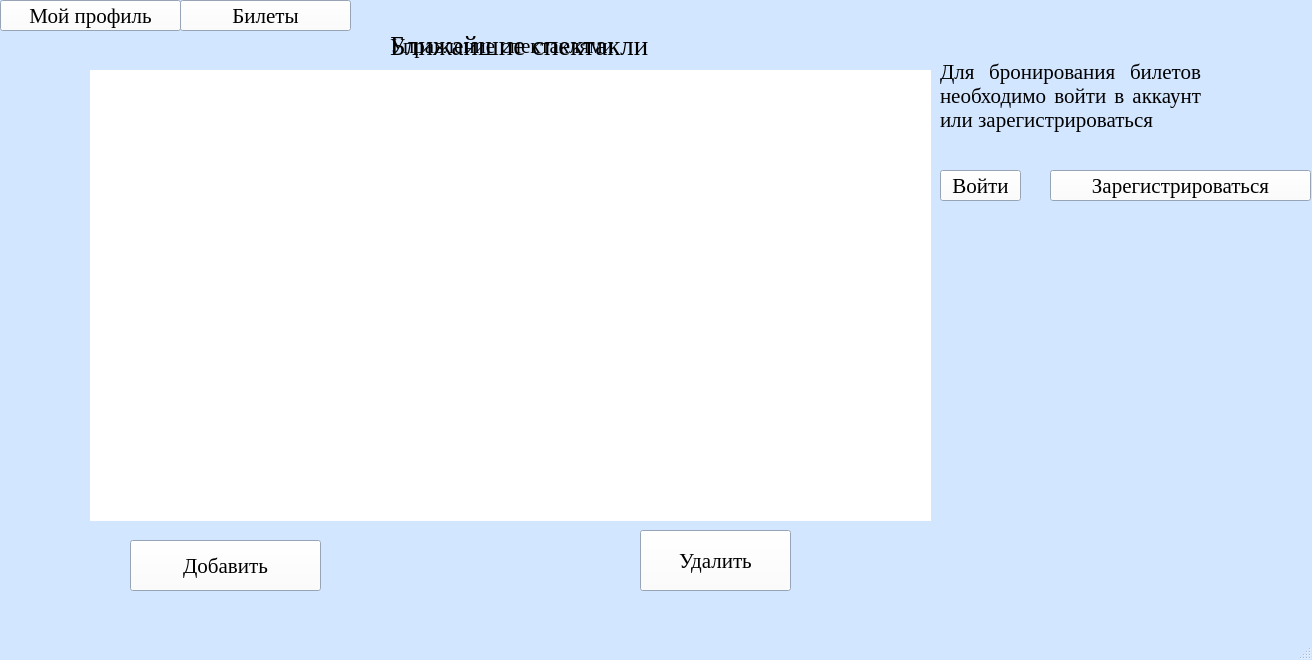
First picture: the form in mainwindow.ui, repository stepankolchin/TeatrPostgreSQL, before the edit.
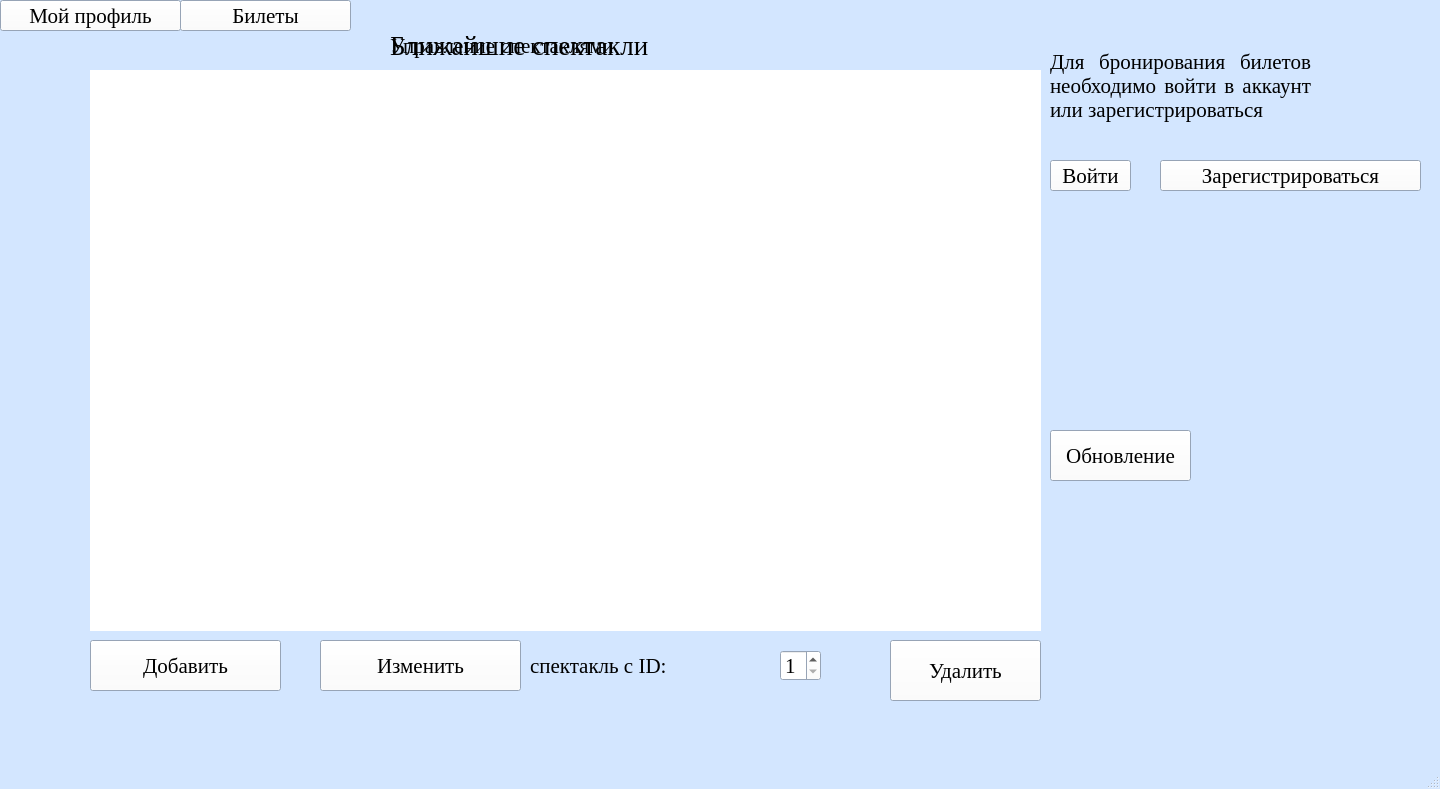
Second picture: the form after the edit.

Diff of the .ui file:
```diff
--- a/mainwindow.ui
+++ b/mainwindow.ui
@@ -6,8 +6,8 @@
    <rect>
     <x>0</x>
     <y>0</y>
-    <width>1312</width>
-    <height>660</height>
+    <width>1440</width>
+    <height>789</height>
    </rect>
   </property>
   <property name="palette">
@@ -110,14 +110,20 @@
   <property name="windowTitle">
    <string>MainWindow</string>
   </property>
+  <property name="iconSize">
+   <size>
+    <width>91</width>
+    <height>91</height>
+   </size>
+  </property>
   <widget class="QWidget" name="centralwidget">
    <widget class="QTableWidget" name="tableWidget">
     <property name="geometry">
      <rect>
       <x>90</x>
       <y>70</y>
-      <width>841</width>
-      <height>451</height>
+      <width>951</width>
+      <height>561</height>
      </rect>
     </property>
     <property name="palette">
@@ -157,6 +163,11 @@
       </disabled>
      </palette>
     </property>
+    <property name="font">
+     <font>
+      <pointsize>7</pointsize>
+     </font>
+    </property>
     <property name="cursor" stdset="0">
      <cursorShape>ArrowCursor</cursorShape>
     </property>
@@ -207,8 +218,8 @@
    <widget class="QLabel" name="label_2">
     <property name="geometry">
      <rect>
-      <x>940</x>
-      <y>30</y>
+      <x>1050</x>
+      <y>20</y>
       <width>261</width>
       <height>131</height>
      </rect>
@@ -229,8 +240,8 @@
    <widget class="QPushButton" name="pushButton_login">
     <property name="geometry">
      <rect>
-      <x>940</x>
-      <y>170</y>
+      <x>1050</x>
+      <y>160</y>
       <width>81</width>
       <height>31</height>
      </rect>
@@ -245,8 +256,8 @@
    <widget class="QPushButton" name="pushButton_register">
     <property name="geometry">
      <rect>
-      <x>1050</x>
-      <y>170</y>
+      <x>1160</x>
+      <y>160</y>
       <width>261</width>
       <height>31</height>
      </rect>
@@ -293,8 +304,8 @@
    <widget class="QPushButton" name="pushButton_addShow">
     <property name="geometry">
      <rect>
-      <x>130</x>
-      <y>540</y>
+      <x>90</x>
+      <y>640</y>
       <width>191</width>
       <height>51</height>
      </rect>
@@ -306,8 +317,8 @@
    <widget class="QPushButton" name="pushButton_deleteShow">
     <property name="geometry">
      <rect>
-      <x>640</x>
-      <y>530</y>
+      <x>890</x>
+      <y>640</y>
       <width>151</width>
       <height>61</height>
      </rect>
@@ -321,7 +332,7 @@
      <rect>
       <x>390</x>
       <y>30</y>
-      <width>231</width>
+      <width>351</width>
       <height>31</height>
      </rect>
     </property>
@@ -329,6 +340,70 @@
      <string>Управление спектаклями</string>
     </property>
    </widget>
+   <widget class="QPushButton" name="pushButton_reload">
+    <property name="geometry">
+     <rect>
+      <x>1050</x>
+      <y>430</y>
+      <width>141</width>
+      <height>51</height>
+     </rect>
+    </property>
+    <property name="text">
+     <string>Обновление</string>
+    </property>
+    <property name="iconSize">
+     <size>
+      <width>91</width>
+      <height>150</height>
+     </size>
+    </property>
+    <property name="autoRepeat">
+     <bool>false</bool>
+    </property>
+    <property name="autoExclusive">
+     <bool>false</bool>
+    </property>
+   </widget>
+   <widget class="QPushButton" name="pushButton_redact">
+    <property name="geometry">
+     <rect>
+      <x>320</x>
+      <y>640</y>
+      <width>201</width>
+      <height>51</height>
+     </rect>
+    </property>
+    <property name="text">
+     <string>Изменить</string>
+    </property>
+   </widget>
+   <widget class="QSpinBox" name="spinBox">
+    <property name="geometry">
+     <rect>
+      <x>780</x>
+      <y>650</y>
+      <width>41</width>
+      <height>31</height>
+     </rect>
+    </property>
+    <property name="minimum">
+     <number>1</number>
+    </property>
+   </widget>
+   <widget class="QLabel" name="label_3">
+    <property name="geometry">
+     <rect>
+      <x>530</x>
+      <y>650</y>
+      <width>201</width>
+      <height>31</height>
+     </rect>
+    </property>
+    <property name="text">
+     <string>спектакль с ID:</string>
+    </property>
+   </widget>
   </widget>
   <widget class="QMenuBar" name="menubar">
    <property name="geometry">
```
Left out of the diff: 4 changed lines with no effect on the pictures.
